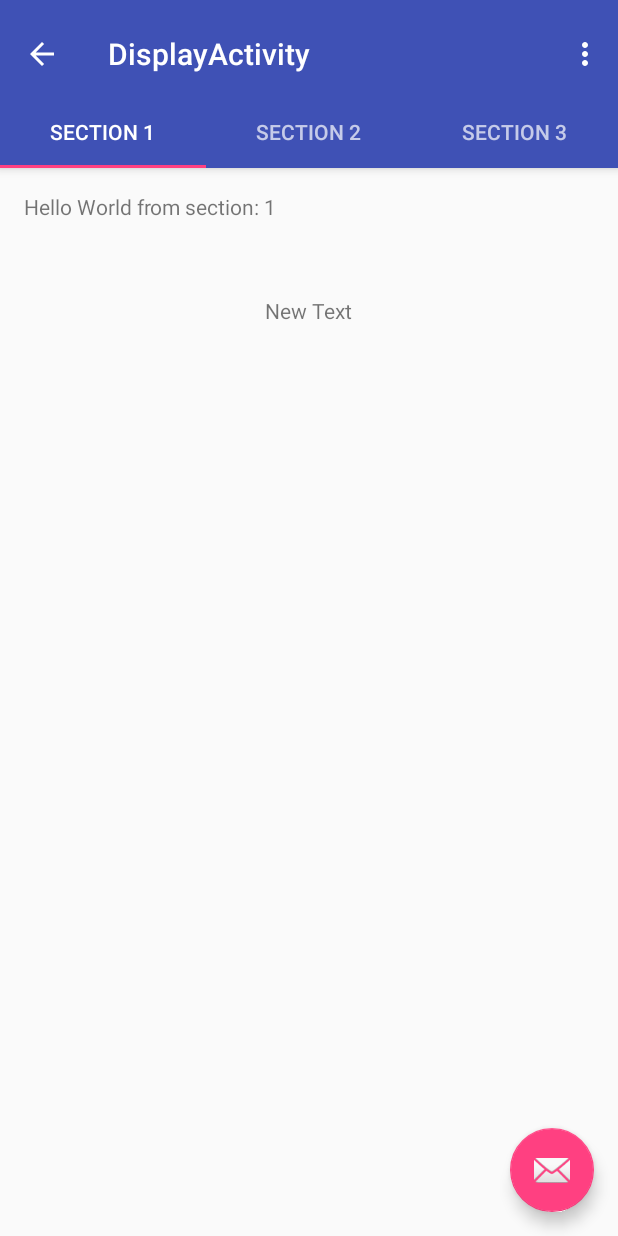
After one commit to ZhaoBohan/TravelHelper, an Android app: the DisplayActivity screen opened directly, with no data from a screen before it, on a phone screen of 412 x 824 dp. The commit adds this screen. Run offline under Robolectric (Android 15) with nearby library versions, the phone set to English and light mode, and no system bars.

Commit message:
Create display activity

```diff
--- a/app/build.gradle
+++ b/app/build.gradle
@@ -23,4 +23,5 @@ dependencies {
     compile fileTree(dir: 'libs', include: ['*.jar'])
     testCompile 'junit:junit:4.12'
     compile 'com.android.support:appcompat-v7:23.3.0'
+    compile 'com.android.support:design:23.3.0'
 }
--- a/app/src/main/AndroidManifest.xml
+++ b/app/src/main/AndroidManifest.xml
@@ -15,6 +15,15 @@
                 <category android:name="android.intent.category.LAUNCHER" />
             </intent-filter>
         </activity>
+        <activity
+            android:name=".DisplayActivity"
+            android:label="@string/title_activity_display"
+            android:parentActivityName=".MainActivity"
+            android:theme="@style/AppTheme.NoActionBar">
+            <meta-data
+                android:name="android.support.PARENT_ACTIVITY"
+                android:value="cn.edu.tongji.travelhelper.MainActivity" />
+        </activity>
     </application>
 
 </manifest>
--- /dev/null
+++ b/app/src/main/java/cn/edu/tongji/travelhelper/DisplayActivity.java
@@ -0,0 +1,163 @@
+package cn.edu.tongji.travelhelper;
+
+import android.support.design.widget.TabLayout;
+import android.support.design.widget.FloatingActionButton;
+import android.support.design.widget.Snackbar;
+import android.support.v7.app.AppCompatActivity;
+import android.support.v7.widget.Toolbar;
+
+import android.support.v4.app.Fragment;
+import android.support.v4.app.FragmentManager;
+import android.support.v4.app.FragmentPagerAdapter;
+import android.support.v4.view.ViewPager;
+import android.os.Bundle;
+import android.view.LayoutInflater;
+import android.view.Menu;
+import android.view.MenuItem;
+import android.view.View;
+import android.view.ViewGroup;
+
+import android.widget.TextView;
+
+public class DisplayActivity extends AppCompatActivity {
+
+    /**
+     * The {@link android.support.v4.view.PagerAdapter} that will provide
+     * fragments for each of the sections. We use a
+     * {@link FragmentPagerAdapter} derivative, which will keep every
+     * loaded fragment in memory. If this becomes too memory intensive, it
+     * may be best to switch to a
+     * {@link android.support.v4.app.FragmentStatePagerAdapter}.
+     */
+    private SectionsPagerAdapter mSectionsPagerAdapter;
+
+    /**
+     * The {@link ViewPager} that will host the section contents.
+     */
+    private ViewPager mViewPager;
+
+    @Override
+    protected void onCreate(Bundle savedInstanceState) {
+        super.onCreate(savedInstanceState);
+        setContentView(R.layout.activity_display);
+
+        Toolbar toolbar = (Toolbar) findViewById(R.id.toolbar);
+        setSupportActionBar(toolbar);
+        getSupportActionBar().setDisplayHomeAsUpEnabled(true);
+        // Create the adapter that will return a fragment for each of the three
+        // primary sections of the activity.
+        mSectionsPagerAdapter = new SectionsPagerAdapter(getSupportFragmentManager());
+
+        // Set up the ViewPager with the sections adapter.
+        mViewPager = (ViewPager) findViewById(R.id.container);
+        mViewPager.setAdapter(mSectionsPagerAdapter);
+
+        TabLayout tabLayout = (TabLayout) findViewById(R.id.tabs);
+        tabLayout.setupWithViewPager(mViewPager);
+
+        FloatingActionButton fab = (FloatingActionButton) findViewById(R.id.fab);
+        fab.setOnClickListener(new View.OnClickListener() {
+            @Override
+            public void onClick(View view) {
+                Snackbar.make(view, "Replace with your own action", Snackbar.LENGTH_LONG)
+                        .setAction("Action", null).show();
+            }
+        });
+
+    }
+
+
+    @Override
+    public boolean onCreateOptionsMenu(Menu menu) {
+        // Inflate the menu; this adds items to the action bar if it is present.
+        getMenuInflater().inflate(R.menu.menu_display, menu);
+        return true;
+    }
+
+    @Override
+    public boolean onOptionsItemSelected(MenuItem item) {
+        // Handle action bar item clicks here. The action bar will
+        // automatically handle clicks on the Home/Up button, so long
+        // as you specify a parent activity in AndroidManifest.xml.
+        int id = item.getItemId();
+
+        //noinspection SimplifiableIfStatement
+        if (id == R.id.action_settings) {
+            return true;
+        }
+
+        return super.onOptionsItemSelected(item);
+    }
+
+    /**
+     * A placeholder fragment containing a simple view.
+     */
+    public static class PlaceholderFragment extends Fragment {
+        /**
+         * The fragment argument representing the section number for this
+         * fragment.
+         */
+        private static final String ARG_SECTION_NUMBER = "section_number";
+
+        public PlaceholderFragment() {
+        }
+
+        /**
+         * Returns a new instance of this fragment for the given section
+         * number.
+         */
+        public static PlaceholderFragment newInstance(int sectionNumber) {
+            PlaceholderFragment fragment = new PlaceholderFragment();
+            Bundle args = new Bundle();
+            args.putInt(ARG_SECTION_NUMBER, sectionNumber);
+            fragment.setArguments(args);
+            return fragment;
+        }
+
+        @Override
+        public View onCreateView(LayoutInflater inflater, ViewGroup container,
+                                 Bundle savedInstanceState) {
+            View rootView = inflater.inflate(R.layout.fragment_display, container, false);
+            TextView textView = (TextView) rootView.findViewById(R.id.section_label);
+            textView.setText(getString(R.string.section_format, getArguments().getInt(ARG_SECTION_NUMBER)));
+            return rootView;
+        }
+    }
+
+    /**
+     * A {@link FragmentPagerAdapter} that returns a fragment corresponding to
+     * one of the sections/tabs/pages.
+     */
+    public class SectionsPagerAdapter extends FragmentPagerAdapter {
+
+        public SectionsPagerAdapter(FragmentManager fm) {
+            super(fm);
+        }
+
+        @Override
+        public Fragment getItem(int position) {
+            // getItem is called to instantiate the fragment for the given page.
+            // Return a PlaceholderFragment (defined as a static inner class below).
+            return PlaceholderFragment.newInstance(position + 1);
+        }
+
+        @Override
+        public int getCount() {
+            // Show 3 total pages.
+            return 3;
+        }
+
+        @Override
+        public CharSequence getPageTitle(int position) {
+            switch (position) {
+                case 0:
+                    return "SECTION 1";
+                case 1:
+                    return "SECTION 2";
+                case 2:
+                    return "SECTION 3";
+            }
+            return null;
+        }
+    }
+}
--- /dev/null
+++ b/app/src/main/res/layout/activity_display.xml
@@ -0,0 +1,49 @@
+<?xml version="1.0" encoding="utf-8"?>
+<android.support.design.widget.CoordinatorLayout xmlns:android="http://schemas.android.com/apk/res/android"
+    xmlns:app="http://schemas.android.com/apk/res-auto"
+    xmlns:tools="http://schemas.android.com/tools"
+    android:id="@+id/main_content"
+    android:layout_width="match_parent"
+    android:layout_height="match_parent"
+    android:fitsSystemWindows="true"
+    tools:context="cn.edu.tongji.travelhelper.DisplayActivity">
+
+    <android.support.design.widget.AppBarLayout
+        android:id="@+id/appbar"
+        android:layout_width="match_parent"
+        android:layout_height="wrap_content"
+        android:paddingTop="@dimen/appbar_padding_top"
+        android:theme="@style/AppTheme.AppBarOverlay">
+
+        <android.support.v7.widget.Toolbar
+            android:id="@+id/toolbar"
+            android:layout_width="match_parent"
+            android:layout_height="?attr/actionBarSize"
+            android:background="?attr/colorPrimary"
+            app:layout_scrollFlags="scroll|enterAlways"
+            app:popupTheme="@style/AppTheme.PopupOverlay">
+
+        </android.support.v7.widget.Toolbar>
+
+        <android.support.design.widget.TabLayout
+            android:id="@+id/tabs"
+            android:layout_width="match_parent"
+            android:layout_height="wrap_content" />
+
+    </android.support.design.widget.AppBarLayout>
+
+    <android.support.v4.view.ViewPager
+        android:id="@+id/container"
+        android:layout_width="match_parent"
+        android:layout_height="match_parent"
+        app:layout_behavior="@string/appbar_scrolling_view_behavior" />
+
+    <android.support.design.widget.FloatingActionButton
+        android:id="@+id/fab"
+        android:layout_width="wrap_content"
+        android:layout_height="wrap_content"
+        android:layout_gravity="end|bottom"
+        android:layout_margin="@dimen/fab_margin"
+        android:src="@android:drawable/ic_dialog_email" />
+
+</android.support.design.widget.CoordinatorLayout>
--- /dev/null
+++ b/app/src/main/res/layout/fragment_display.xml
@@ -0,0 +1,25 @@
+<RelativeLayout xmlns:android="http://schemas.android.com/apk/res/android"
+    xmlns:tools="http://schemas.android.com/tools"
+    android:layout_width="match_parent"
+    android:layout_height="match_parent"
+    android:paddingBottom="@dimen/activity_vertical_margin"
+    android:paddingLeft="@dimen/activity_horizontal_margin"
+    android:paddingRight="@dimen/activity_horizontal_margin"
+    android:paddingTop="@dimen/activity_vertical_margin"
+    tools:context="cn.edu.tongji.travelhelper.DisplayActivity$PlaceholderFragment">
+
+    <TextView
+        android:id="@+id/section_label"
+        android:layout_width="wrap_content"
+        android:layout_height="wrap_content" />
+
+    <TextView
+        android:layout_width="wrap_content"
+        android:layout_height="wrap_content"
+        android:text="New Text"
+        android:id="@+id/textView"
+        android:layout_marginTop="50dp"
+        android:layout_below="@+id/section_label"
+        android:layout_centerHorizontal="true" />
+
+</RelativeLayout>
--- /dev/null
+++ b/app/src/main/res/menu/menu_display.xml
@@ -0,0 +1,10 @@
+<menu xmlns:android="http://schemas.android.com/apk/res/android"
+    xmlns:app="http://schemas.android.com/apk/res-auto"
+    xmlns:tools="http://schemas.android.com/tools"
+    tools:context="cn.edu.tongji.travelhelper.DisplayActivity">
+    <item
+        android:id="@+id/action_settings"
+        android:orderInCategory="100"
+        android:title="@string/action_settings"
+        app:showAsAction="never" />
+</menu>
--- /dev/null
+++ b/app/src/main/res/values-v21/styles.xml
@@ -0,0 +1,9 @@
+<resources>
+
+    <style name="AppTheme.NoActionBar">
+        <item name="windowActionBar">false</item>
+        <item name="windowNoTitle">true</item>
+        <item name="android:windowDrawsSystemBarBackgrounds">true</item>
+        <item name="android:statusBarColor">@android:color/transparent</item>
+    </style>
+</resources>
--- a/app/src/main/res/values/dimens.xml
+++ b/app/src/main/res/values/dimens.xml
@@ -2,4 +2,6 @@
     <!-- Default screen margins, per the Android Design guidelines. -->
     <dimen name="activity_horizontal_margin">16dp</dimen>
     <dimen name="activity_vertical_margin">16dp</dimen>
+    <dimen name="fab_margin">16dp</dimen>
+    <dimen name="appbar_padding_top">8dp</dimen>
 </resources>
--- a/app/src/main/res/values/strings.xml
+++ b/app/src/main/res/values/strings.xml
@@ -2,4 +2,7 @@
     <string name="app_name">TravelHelper</string>
     <string name="string">搜索</string>
     <string name="go">GO</string>
+    <string name="title_activity_display">DisplayActivity</string>
+    <string name="action_settings">Settings</string>
+    <string name="section_format">Hello World from section: %1$d</string>
 </resources>
--- a/app/src/main/res/values/styles.xml
+++ b/app/src/main/res/values/styles.xml
@@ -8,4 +8,13 @@
         <item name="colorAccent">@color/colorAccent</item>
     </style>
 
+    <style name="AppTheme.NoActionBar">
+        <item name="windowActionBar">false</item>
+        <item name="windowNoTitle">true</item>
+    </style>
+
+    <style name="AppTheme.AppBarOverlay" parent="ThemeOverlay.AppCompat.Dark.ActionBar" />
+
+    <style name="AppTheme.PopupOverlay" parent="ThemeOverlay.AppCompat.Light" />
+
 </resources>
```
